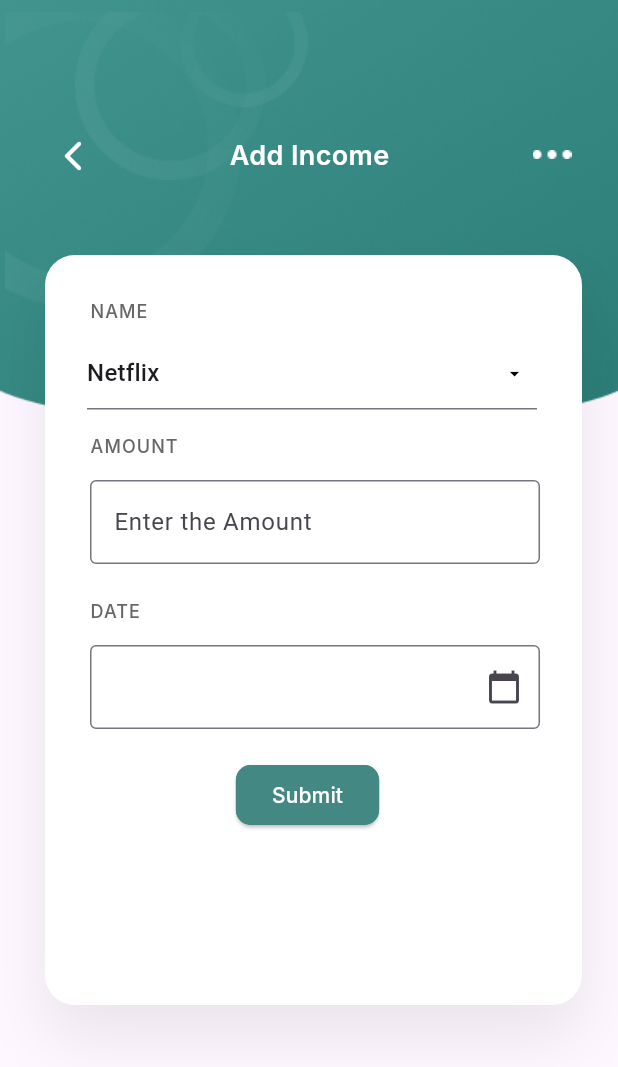
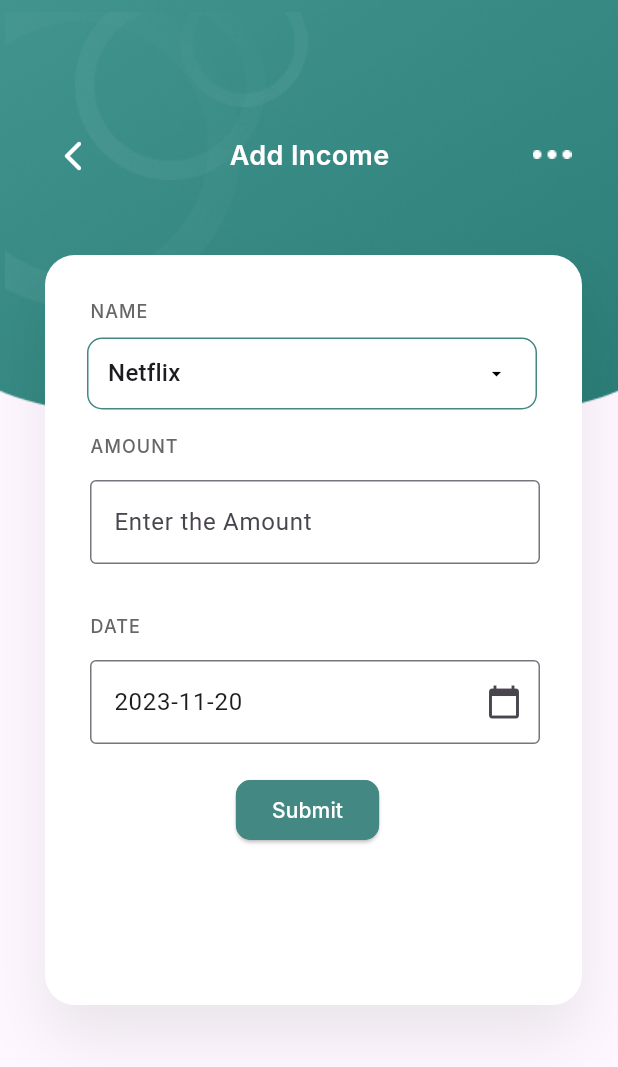
Before and after one commit to HarshR2233/Mono_income_expense, a Flutter app: the AddIncome screen opened directly, on a phone screen of 412 x 824 dp. Shown: the top 1067 px of the screen. Run offline on Flutter 3.47's test engine with Material 3 defaults, Android fonts, the phone set to English and light mode, and no system bars; our stand-ins replace cloud_firestore, firebase_core, flutter_speed_dial, get; accounts and stored records are empty; Roboto replaces fonts that are missing (Inter).

Commit message:
connected the firebase with application added validation feild in addincome.dart firebase database connection successful and also showing data in database

```diff
--- a/lib/screens/addincome.dart
+++ b/lib/screens/addincome.dart
@@ -1,37 +1,72 @@
 import 'package:flutter/material.dart';
-import 'package:flutter/services.dart';
 import 'package:get/get.dart';
-import 'package:income_expense/screens/homescreen.dart';
+import 'package:cloud_firestore/cloud_firestore.dart';
 
-class AddIncome extends StatelessWidget {
-  AddIncome({Key? key}) : super(key: key);
+void main() async {
+  runApp(
+    MaterialApp(
+      home: AddIncome(),
+    ),
+  );
+}
 
-  final TextEditingController dateController = TextEditingController();
-  final RxString selectedValue = 'Netflix'.obs;
+class AddIncome extends StatefulWidget {
+  @override
+  State<AddIncome> createState() => _AddIncomeState();
+}
 
-  List<String> dropdownItems = [
-    'Netflix',
-    'Youtube',
-    'Snapchat',
-    'Amazon Prime',
-  ];
+class _AddIncomeState extends State<AddIncome> {
+  final GlobalKey<FormState> _formKey = GlobalKey<FormState>();
+  TextEditingController _amountController = TextEditingController();
 
-  void _selectDate() async {
-    final DateTime? picked = await showDatePicker(
+  CollectionReference incomeCollection = FirebaseFirestore.instance.collection('incomes');
+
+  Rx<DateTime> selectedDate = DateTime.now().obs;
+  RxString selectedValue = 'Netflix'.obs;
+
+  List<String> dropdownItems = ['Netflix', 'Youtube', 'Snapchat', 'Amazon Prime'];
+
+  String? _validateAmount(String? value) {
+    if (value == null || value.isEmpty) {
+      return 'Please enter the amount';
+    }
+    return null;
+  }
+
+  Future<void> _selectDate() async {
+    DateTime? picked = await showDatePicker(
       context: Get.context!,
-      initialDate: DateTime.now(),
+      initialDate: selectedDate.value,
       firstDate: DateTime(2000),
       lastDate: DateTime(2101),
     );
     if (picked != null) {
-      dateController.text = picked.toLocal().toString().split(' ')[0];
+      selectedDate(picked);
+    }
+  }
+
+  Future<void> _submitIncome() async {
+    if (_formKey.currentState!.validate()) {
+      await incomeCollection.add({
+        'amount': _amountController.text,
+        'name': selectedValue.value,
+        'date': Timestamp.fromDate(selectedDate.value),
+      });
+      print('Income submitted:');
+      print('Amount: ${_amountController.text}');
+      print('Name: ${selectedValue.value}');
+      print('Date: ${selectedDate.value}');
+      _amountController.clear();
+      selectedValue('Netflix'); // Reset to default value
     }
   }
 
   @override
   Widget build(BuildContext context) {
     return Scaffold(
-      body: Container(
+      body: Form(
+        key: _formKey,
+        child: Container(
           child: Stack(
             children: [
               Positioned(
@@ -60,7 +95,7 @@ class AddIncome extends StatelessWidget {
               Row(
                 children: [
                   Padding(
-                  padding: EdgeInsets.fromLTRB(25, 80, 0, 0),
+                    padding: const EdgeInsets.fromLTRB(25, 80, 0, 0),
                     child: IconButton(
                       onPressed: () {
                         Get.back();
@@ -84,7 +119,7 @@ class AddIncome extends StatelessWidget {
                 ],
               ),
               Padding(
-              padding: EdgeInsets.fromLTRB(30, 170, 0, 0),
+                padding: const EdgeInsets.fromLTRB(30, 170, 0, 0),
                 child: Container(
                   width: 358,
                   height: 500,
@@ -99,12 +134,12 @@ class AddIncome extends StatelessWidget {
                         blurRadius: 35,
                         offset: Offset(0, 22),
                         spreadRadius: 0,
-                    )
+                      ),
                     ],
                   ),
                 ),
               ),
-            Row(
+              const Row(
                 children: [
                   Padding(
                     padding: EdgeInsets.fromLTRB(60, 200, 0, 0),
@@ -122,17 +157,40 @@ class AddIncome extends StatelessWidget {
                   ),
                 ],
               ),
-            Form(
-              child: Column(
+              Column(
                 children: [
                   Padding(
-                    padding: EdgeInsets.fromLTRB(58, 225, 0, 0),
+                    padding: const EdgeInsets.fromLTRB(58, 225, 0, 0),
                     child: Container(
                       width: 300,
                       child: Obx(
                             () => DropdownButtonFormField<String>(
                           decoration: InputDecoration(
-                            // Your decoration goes here
+                            fillColor: Colors.white,
+                            filled: true,
+                            contentPadding: const EdgeInsets.only(right: 10, left: 10),
+                            border: const OutlineInputBorder(
+                              borderSide: BorderSide(color: Color(0xFF438883), width: 1.0),
+                              borderRadius: BorderRadius.all(
+                                Radius.circular(10.0),
+                              ),
+                            ),
+                            focusedBorder: const OutlineInputBorder(
+                              borderSide: BorderSide(color: Color(0xFF438883), width: 1.0),
+                              borderRadius: BorderRadius.all(
+                                Radius.circular(10.0),
+                              ),
+                            ),
+                            enabledBorder: const OutlineInputBorder(
+                              borderSide: BorderSide(color: Color(0xFF438883), width: 1.0),
+                              borderRadius: BorderRadius.all(
+                                Radius.circular(10.0),
+                              ),
+                            ),
+                            errorBorder: OutlineInputBorder(
+                              borderSide: const BorderSide(width: 1, color: Colors.red),
+                              borderRadius: BorderRadius.circular(10),
+                            ),
                           ),
                           elevation: 1,
                           validator: (value) {
@@ -158,7 +216,7 @@ class AddIncome extends StatelessWidget {
                             );
                           }).toList(),
                           onChanged: (String? newValue) {
-                            selectedValue.value = newValue ?? 'Netflix';
+                            selectedValue(newValue ?? 'Netflix');
                           },
                         ),
                       ),
@@ -166,8 +224,7 @@ class AddIncome extends StatelessWidget {
                   ),
                 ],
               ),
-            ),
-            Row(
+              const Row(
                 children: [
                   Padding(
                     padding: EdgeInsets.fromLTRB(60, 290, 0, 0),
@@ -188,15 +245,14 @@ class AddIncome extends StatelessWidget {
               Column(
                 children: <Widget>[
                   Padding(
-                  padding: EdgeInsets.fromLTRB(60, 320, 0, 0),
+                    padding: const EdgeInsets.fromLTRB(60, 320, 0, 0),
                     child: Container(
                       width: 300,
-                    child: TextField(
-                      keyboardType: TextInputType.numberWithOptions(decimal: true),
-                      inputFormatters: <TextInputFormatter>[
-                        FilteringTextInputFormatter.allow(RegExp(r'^\d+\.?\d{0,2}')),
-                      ],
-                      decoration: InputDecoration(
+                      child: TextFormField(
+                        controller: _amountController,
+                        keyboardType: TextInputType.number,
+                        validator: _validateAmount,
+                        decoration: const InputDecoration(
                           border: OutlineInputBorder(
                             borderSide: BorderSide(
                               color: Color(0xFF438883),
@@ -216,10 +272,10 @@ class AddIncome extends StatelessWidget {
                   ),
                 ],
               ),
-            Row(
+              const Row(
                 children: [
                   Padding(
-                  padding: EdgeInsets.fromLTRB(60, 400, 0, 0),
+                    padding: EdgeInsets.fromLTRB(60, 410, 0, 0),
                     child: Text(
                       'DATE',
                       style: TextStyle(
@@ -237,49 +293,47 @@ class AddIncome extends StatelessWidget {
               Column(
                 children: <Widget>[
                   Padding(
-                  padding: EdgeInsets.fromLTRB(60, 430, 0, 0),
+                    padding: const EdgeInsets.fromLTRB(60, 440, 0, 0),
                     child: Container(
                       width: 300,
                       child: TextFormField(
                         decoration: InputDecoration(
-                        border: OutlineInputBorder(
+                          border: const OutlineInputBorder(
                             borderSide: BorderSide(
                               color: Color(0xFF438883),
                               width: 1.0,
                             ),
                           ),
-                        focusedBorder: OutlineInputBorder(
+                          focusedBorder: const OutlineInputBorder(
                             borderSide: BorderSide(
                               color: Color(0xFF438883),
                               width: 1.0,
                             ),
                           ),
                           suffixIcon: IconButton(
-                          icon: Icon(Icons.calendar_today),
+                            icon: const Icon(Icons.calendar_today),
                             onPressed: _selectDate,
                           ),
                         ),
-                      controller: dateController,
+                        controller: TextEditingController(text: selectedDate.value.toLocal().toString().split(' ')[0]),
                         onTap: _selectDate,
                       ),
                     ),
                   ),
                   Padding(
-                  padding: EdgeInsets.fromLTRB(50, 20, 0, 0),
+                    padding: const EdgeInsets.fromLTRB(50, 20, 0, 0),
                     child: ElevatedButton(
-                    onPressed: () {
-                      Get.to(() => const HomeScreen());
-                    },
+                      onPressed: _submitIncome,
                       style: ButtonStyle(
-                      backgroundColor: MaterialStateProperty.all<Color>(Color(0xFF438883)),
+                        backgroundColor: MaterialStateProperty.all<Color>(const Color(0xFF438883)),
                         shape: MaterialStateProperty.all<RoundedRectangleBorder>(
                           RoundedRectangleBorder(
                             borderRadius: BorderRadius.circular(10.0),
-                          side: BorderSide(color: Color(0xFF438883), width: 1.0),
+                            side: const BorderSide(color: Color(0xFF438883), width: 1.0),
                           ),
                         ),
                       ),
-                    child: Text(
+                      child: const Text(
                         'Submit',
                         style: TextStyle(
                           color: Colors.white,
@@ -294,6 +348,7 @@ class AddIncome extends StatelessWidget {
             ],
           ),
         ),
+      ),
     );
   }
 }
--- a/pubspec.yaml
+++ b/pubspec.yaml
@@ -38,6 +38,9 @@ dependencies:
   get: ^4.1.4
   flutter_speed_dial: ^7.0.0
   google_nav_bar: ^5.0.6
+  firebase_core: ^2.22.0
+  firebase_auth: ^4.14.0
+  cloud_firestore: ^4.13.1
 
 dev_dependencies:
   flutter_test:
@@ -49,6 +52,8 @@ dev_dependencies:
   # package. See that file for information about deactivating specific lint
   # rules and activating additional ones.
   flutter_lints: ^2.0.0
+  flutter_launcher_icons: ^0.9.2
+
 
 # For information on the generic Dart part of this file, see the
 # following page: https://dart.dev/tools/pub/pubspec
```
Also changed, not shown: lib/main.dart (+11 -1 lines), lib/screens/addexpense.dart (+34 -26 lines), pubspec.lock, 7 other files. Lines whose indentation alone changed are shown as unchanged.
